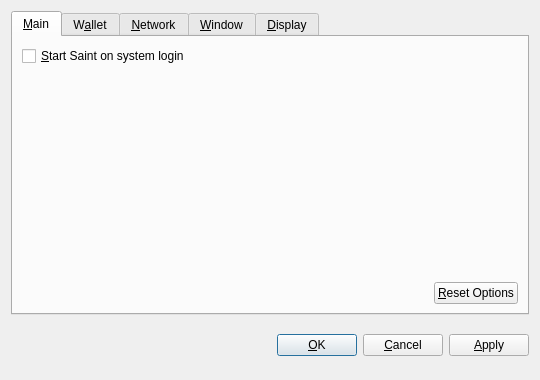
Before: the Qt Designer form src/qt/forms/optionsdialog.ui in saintcoin/litecoin, drawn with Qt 5.
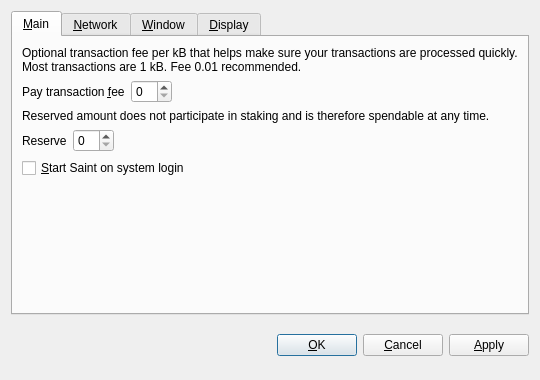
After: the same form once the commit is applied. Custom widgets are drawn as their Qt base class.

The edit to the form file:
```diff
--- a/src/qt/forms/optionsdialog.ui
+++ b/src/qt/forms/optionsdialog.ui
@@ -31,69 +31,9 @@
       </attribute>
       <layout class="QVBoxLayout" name="verticalLayout_Main">
        <item>
-        <widget class="QCheckBox" name="bitcoinAtStartup">
-         <property name="toolTip">
-          <string>Automatically start Saint after logging in to the system.</string>
-         </property>
-         <property name="text">
-          <string>&amp;Start Saint on system login</string>
-         </property>
-        </widget>
-       </item>
-       <item>
-        <spacer name="verticalSpacer_Main">
-         <property name="orientation">
-          <enum>Qt::Vertical</enum>
-         </property>
-         <property name="sizeHint" stdset="0">
-          <size>
-           <width>20</width>
-           <height>40</height>
-          </size>
-         </property>
-        </spacer>
-       </item>
-       <item>
-        <layout class="QHBoxLayout" name="horizontalLayout_2_Main">
-         <item>
-          <spacer name="horizontalSpacer_2_Main">
-           <property name="orientation">
-            <enum>Qt::Horizontal</enum>
-           </property>
-           <property name="sizeHint" stdset="0">
-            <size>
-             <width>40</width>
-             <height>20</height>
-            </size>
-           </property>
-          </spacer>
-         </item>
-         <item>
-          <widget class="QPushButton" name="resetButton">
-           <property name="toolTip">
-            <string>Reset all client options to default.</string>
-           </property>
-           <property name="text">
-            <string>&amp;Reset Options</string>
-           </property>
-           <property name="autoDefault">
-            <bool>false</bool>
-           </property>
-          </widget>
-         </item>
-        </layout>
-       </item>
-      </layout>
-     </widget>
-     <widget class="QWidget" name="tabWallet">
-      <attribute name="title">
-       <string>W&amp;allet</string>
-      </attribute>
-      <layout class="QVBoxLayout" name="verticalLayout_Network">
-       <item>
         <widget class="QLabel" name="transactionFeeInfoLabel">
          <property name="text">
-          <string>Optional transaction fee per kB that helps make sure your transactions are processed quickly. Most transactions are 1 kB.</string>
+          <string>Optional transaction fee per kB that helps make sure your transactions are processed quickly. Most transactions are 1 kB. Fee 0.01 recommended.</string>
          </property>
          <property name="textFormat">
           <enum>Qt::PlainText</enum>
@@ -104,7 +44,7 @@
         </widget>
        </item>
        <item>
-        <layout class="QHBoxLayout" name="horizontalLayout_1_Main">
+        <layout class="QHBoxLayout" name="horizontalLayoutFee">
          <item>
           <widget class="QLabel" name="transactionFeeLabel">
            <property name="text">
@@ -137,9 +77,12 @@
         </layout>
        </item>
        <item>
-        <widget class="QLabel" name="label">
+        <widget class="QLabel" name="reserveBalanceInfoLabel">
          <property name="text">
-          <string>If you disable the spending of unconfirmed change, the change from a transaction cannot be used until that transaction has at least one confirmation. This also affects how your balance is computed.</string>
+          <string>Reserved amount does not participate in staking and is therefore spendable at any time.</string>
+         </property>
+         <property name="textFormat">
+          <enum>Qt::PlainText</enum>
          </property>
          <property name="wordWrap">
           <bool>true</bool>
@@ -147,9 +90,45 @@
         </widget>
        </item>
        <item>
-        <widget class="QCheckBox" name="spendZeroConfChange">
+        <layout class="QHBoxLayout" name="horizontalLayoutReserveBalance">
+         <item>
+          <widget class="QLabel" name="reserveBalanceLabel">
+           <property name="text">
+            <string>Reserve</string>
+           </property>
+           <property name="textFormat">
+            <enum>Qt::PlainText</enum>
+           </property>
+           <property name="buddy">
+            <cstring>reserveBalance</cstring>
+           </property>
+          </widget>
+         </item>
+         <item>
+          <widget class="BitcoinAmountField" name="reserveBalance"/>
+         </item>
+         <item>
+          <spacer name="horizontalSpacerReserveBalance">
+           <property name="orientation">
+            <enum>Qt::Horizontal</enum>
+           </property>
+           <property name="sizeHint" stdset="0">
+            <size>
+             <width>40</width>
+             <height>20</height>
+            </size>
+           </property>
+          </spacer>
+         </item>
+        </layout>
+       </item>
+       <item>
+        <widget class="QCheckBox" name="bitcoinAtStartup">
+         <property name="toolTip">
+          <string>Automatically start Saint after logging in to the system.</string>
+         </property>
          <property name="text">
-          <string>Spend unconfirmed change  (experts only)</string>
+          <string>&amp;Start Saint on system login</string>
          </property>
         </widget>
        </item>
```
Left out of the diff: 4 changed lines with no effect on the pictures.
